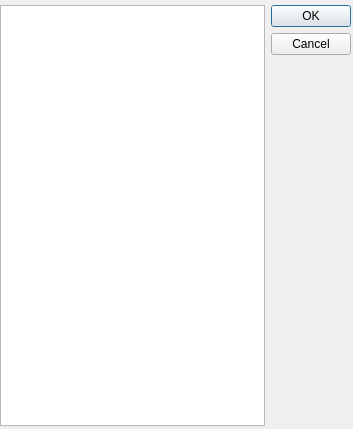
The window that agrajag/editor/propertyeditordialog.ui (erszcz/agrajag) describes before a commit, drawn with Qt 5.
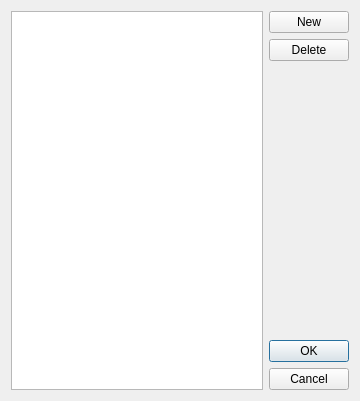
The same window after the commit. Custom widgets are drawn as their Qt base class.

```diff
--- a/agrajag/editor/propertyeditordialog.ui
+++ b/agrajag/editor/propertyeditordialog.ui
@@ -5,8 +5,8 @@
    <rect>
     <x>0</x>
     <y>0</y>
-    <width>353</width>
-    <height>429</height>
+    <width>360</width>
+    <height>401</height>
    </rect>
   </property>
   <property name="sizePolicy" >
@@ -24,21 +24,45 @@
   <property name="windowTitle" >
    <string>Properties</string>
   </property>
-  <widget class="QWidget" name="layoutWidget" >
-   <property name="geometry" >
-    <rect>
-     <x>0</x>
-     <y>5</y>
-     <width>351</width>
-     <height>421</height>
-    </rect>
-   </property>
-   <layout class="QHBoxLayout" >
-    <item>
+  <layout class="QGridLayout" >
+   <item rowspan="4" row="0" column="0" >
      <widget class="PropertyEditor" name="propertyEditor" />
     </item>
-    <item>
+   <item row="0" column="1" >
+    <widget class="QPushButton" name="newButton" >
+     <property name="text" >
+      <string>New</string>
+     </property>
+    </widget>
+   </item>
+   <item row="1" column="1" >
+    <widget class="QPushButton" name="deleteButton" >
+     <property name="text" >
+      <string>Delete</string>
+     </property>
+    </widget>
+   </item>
+   <item row="2" column="1" >
+    <spacer>
+     <property name="orientation" >
+      <enum>Qt::Vertical</enum>
+     </property>
+     <property name="sizeHint" >
+      <size>
+       <width>20</width>
+       <height>40</height>
+      </size>
+     </property>
+    </spacer>
+   </item>
+   <item row="3" column="1" >
      <widget class="QDialogButtonBox" name="buttonBox" >
+     <property name="sizePolicy" >
+      <sizepolicy vsizetype="Fixed" hsizetype="Fixed" >
+       <horstretch>0</horstretch>
+       <verstretch>0</verstretch>
+      </sizepolicy>
+     </property>
       <property name="orientation" >
        <enum>Qt::Vertical</enum>
       </property>
@@ -48,7 +72,6 @@
      </widget>
     </item>
    </layout>
-  </widget>
  </widget>
  <customwidgets>
   <customwidget>
```
Lines whose indentation alone changed are shown as unchanged.
